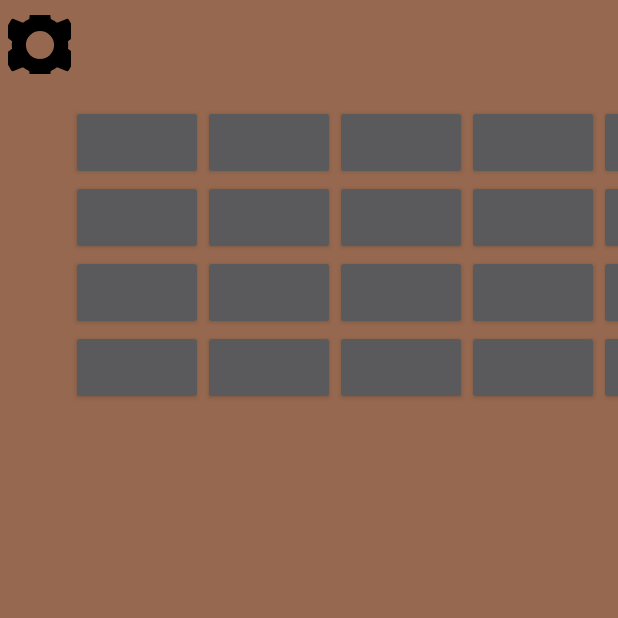
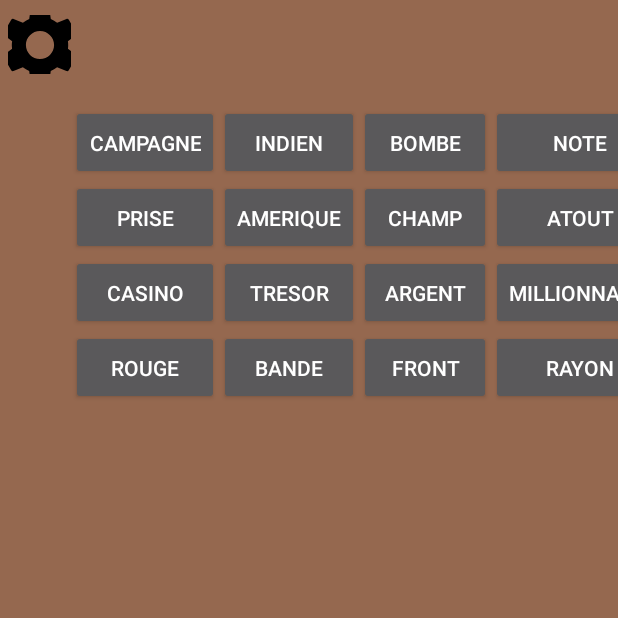
Before and after one commit to Axel-sudo/SpyGame, an Android app: the GameBoardActivity screen opened directly, with no data from a screen before it, on a phone screen of 412 x 824 dp, the top half of it. Run offline under Robolectric (Android 15) with nearby library versions, the phone set to English and light mode, and no system bars; our stand-ins replace Firebase (no records; nobody signed in at launch, a user with empty details on screens opened directly).

Commit message:
minor design editing + link MainActivity->Rules

```diff
--- a/app/src/main/AndroidManifest.xml
+++ b/app/src/main/AndroidManifest.xml
@@ -9,7 +9,7 @@
         android:roundIcon="@mipmap/ic_launcher_round"
         android:supportsRtl="true"
         android:theme="@style/Theme.AppCompat.NoActionBar">
-        <activity android:name=".rules" />
+        <activity android:name=".Rules" />
         <activity android:name=".GameBoardActivity" />
         <!--<activity android:name=".SettingsInGame" />-->
         <activity android:name=".Settings" />
--- a/app/src/main/java/com/example/spygame/GameBoardActivity.java
+++ b/app/src/main/java/com/example/spygame/GameBoardActivity.java
@@ -19,6 +19,8 @@ import com.google.firebase.database.DatabaseReference;
 import com.google.firebase.database.FirebaseDatabase;
 import com.google.firebase.database.ValueEventListener;
 
+import java.util.ArrayList;
+
 
 public class GameBoardActivity extends AppCompatActivity {
 
@@ -28,22 +30,72 @@ public class GameBoardActivity extends AppCompatActivity {
         super.onCreate(savedInstanceState);
         setContentView(R.layout.activity_game_board);
 
-        /*
+        ///*
         //mis en commentaire pour éviter les bugs
 
-        Button button1 = findViewById(R.id.imageButton1);
+        /*Button button1 = findViewById(R.id.imageButton1);
         button1.setText("t");
         Button button2 = findViewById(R.id.imageButton2);
-        ArrayList<Button> listButton = null;
+        ArrayList<Button> listButton = null;*/
 
-        for(int i = 0; i < 24; i++) {
+        Button button1 = findViewById(R.id.imageButton1);
+        button1.setText("CAMPAGNE");
+        Button button2 = findViewById(R.id.imageButton2);
+        button2.setText("INDIEN");
+        Button button3 = findViewById(R.id.imageButton3);
+        button3.setText("BOMBE");
+        Button button4 = findViewById(R.id.imageButton4);
+        button4.setText("NOTE");
+        Button button5 = findViewById(R.id.imageButton5);
+        button5.setText("ESPRIT");
+        Button button6 = findViewById(R.id.imageButton6);
+        button6.setText("EGYPTE");
+        Button button7 = findViewById(R.id.imageButton7);
+        button7.setText("PRISE");
+        Button button8 = findViewById(R.id.imageButton8);
+        button8.setText("AMERIQUE");
+        Button button9 = findViewById(R.id.imageButton9);
+        button9.setText("CHAMP");
+        Button button10 = findViewById(R.id.imageButton10);
+        button10.setText("ATOUT");
+        Button button11 = findViewById(R.id.imageButton11);
+        button11.setText("ECOLE");
+        Button button12 = findViewById(R.id.imageButton12);
+        button12.setText("CUISINE");
+        Button button13 = findViewById(R.id.imageButton13);
+        button13.setText("CASINO");
+        Button button14 = findViewById(R.id.imageButton14);
+        button14.setText("TRESOR");
+        Button button15 = findViewById(R.id.imageButton15);
+        button15.setText("ARGENT");
+        Button button16 = findViewById(R.id.imageButton16);
+        button16.setText("MILLIONNAIRE");
+        Button button17 = findViewById(R.id.imageButton17);
+        button17.setText("FORT");
+        Button button18 = findViewById(R.id.imageButton18);
+        button18.setText("CIRQUE");
+        Button button19 = findViewById(R.id.imageButton19);
+        button19.setText("ROUGE");
+        Button button20 = findViewById(R.id.imageButton20);
+        button20.setText("BANDE");
+        Button button21 = findViewById(R.id.imageButton21);
+        button21.setText("FRONT");
+        Button button22 = findViewById(R.id.imageButton22);
+        button22.setText("RAYON");
+        Button button23 = findViewById(R.id.imageButton23);
+        button23.setText("BRETELLE");
+        Button button24 = findViewById(R.id.imageButton24);
+        button24.setText("BAR");
+
+
+        /*for(int i = 0; i < 24; i++) {
             String idButton = "imageButton" + i+1;
             int resID = getResources().getIdentifier(idButton, "id", getPackageName());
             listButton.add(i+1, (Button)findViewById(resID));
-        }
+        }*/
 
 
-        FirebaseDatabase database = FirebaseDatabase.getInstance();
+        /*FirebaseDatabase database = FirebaseDatabase.getInstance();
         DatabaseReference myRef = database.getReference("game/game1/mots");
 
         myRef.addValueEventListener(new ValueEventListener() {
@@ -59,7 +111,7 @@ public class GameBoardActivity extends AppCompatActivity {
             public void onCancelled(@NonNull DatabaseError error) {
                 Log.w("Spygame", "Failed to read value.", error.toException());
             }
-        });
+        });*/
 
 
 //button.setText("t" + i);
@@ -70,7 +122,7 @@ public class GameBoardActivity extends AppCompatActivity {
         //button.setText(ref.getKey());
 
 
-         */
+         //*/
 
         // Write a message to the database
 
```
Also changed, not shown: app/src/main/java/com/example/spygame/MainActivity.java (+10 -2 lines), app/src/main/java/com/example/spygame/Rules.java (added, +35 -0 lines), app/src/main/java/com/example/spygame/rules.java (deleted, +0 -14 lines), app/src/main/res/layout/activity_party_configuration.xml (+17 -21 lines), app/src/main/res/layout/activity_rules.xml (+10 -6 lines).
